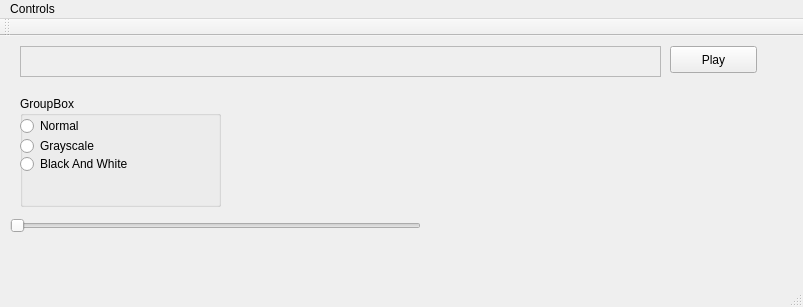
RockNCode/QT_openCV, file mainwindow.ui: the form before one commit.
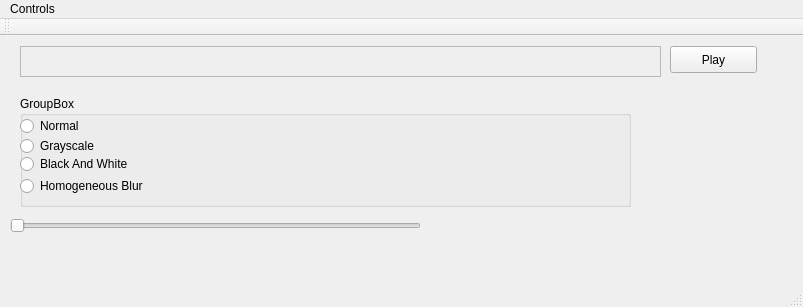
The form after the commit.

Commit message: Adding homogenous blur to effects list.

```diff
--- a/mainwindow.ui
+++ b/mainwindow.ui
@@ -32,7 +32,7 @@
      <rect>
       <x>20</x>
       <y>60</y>
-      <width>201</width>
+      <width>611</width>
       <height>111</height>
      </rect>
     </property>
@@ -78,6 +78,19 @@
       <string>Normal</string>
      </property>
     </widget>
+    <widget class="QRadioButton" name="radioButton_3">
+     <property name="geometry">
+      <rect>
+       <x>0</x>
+       <y>80</y>
+       <width>151</width>
+       <height>20</height>
+      </rect>
+     </property>
+     <property name="text">
+      <string>Homogeneous Blur</string>
+     </property>
+    </widget>
    </widget>
    <widget class="QSlider" name="slider_bw">
     <property name="geometry">
```
The commit also changes 4 other files.
